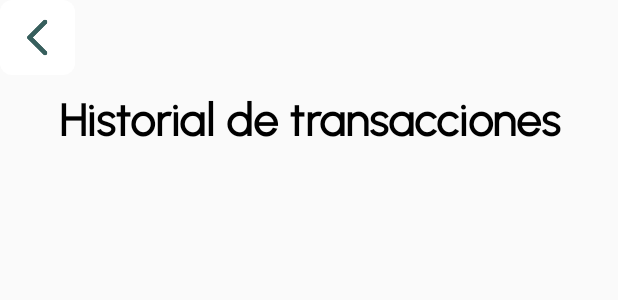
After one commit to JPchipres/appmaquitia, an Android app: the layout activity_historial_donador.xml on its own in the app's theme, with its tools: preview values and no code run, on a phone screen of 412 x 824 dp. The commit adds this screen. Shown: the top 300 px of the screen. Run offline under Robolectric (Android 15) with nearby library versions, the phone set to English and light mode, and no system bars.

Commit message:
#Lista de transacciones terminada

```diff
--- a/app/src/main/AndroidManifest.xml
+++ b/app/src/main/AndroidManifest.xml
@@ -21,6 +21,9 @@
         android:theme="@style/Theme.Appmaquitia"
         android:usesCleartextTraffic="true"
         tools:targetApi="31">
+        <activity
+            android:name=".historialDonador"
+            android:exported="false" />
         <activity
             android:name=".pagoexitoso"
             android:exported="false" />
--- /dev/null
+++ b/app/src/main/res/layout/activity_historial_donador.xml
@@ -0,0 +1,60 @@
+<?xml version="1.0" encoding="utf-8"?>
+<RelativeLayout xmlns:android="http://schemas.android.com/apk/res/android"
+    xmlns:app="http://schemas.android.com/apk/res-auto"
+    xmlns:tools="http://schemas.android.com/tools"
+    android:layout_width="match_parent"
+    android:layout_height="match_parent"
+    tools:context=".historialDonador">
+        <TextView
+            android:layout_marginTop="10dp"
+            android:id="@+id/titulo"
+            android:layout_width="match_parent"
+            android:layout_height="wrap_content"
+            android:layout_below="@+id/l1"
+            android:text="Historial de transacciones"
+            android:textSize="30dp"
+            android:textColor="@color/black"
+            android:fontFamily="@font/urbanist"
+            android:textStyle="bold"
+            android:textAlignment="center"/>
+        <LinearLayout
+            android:id="@+id/l1"
+            android:layout_width="match_parent"
+            android:orientation="vertical"
+            android:layout_height="50dp"
+            android:padding="0dp"
+            >
+
+                <ImageButton
+                    android:id="@+id/btn_back"
+                    android:layout_width="50dp"
+                    android:layout_height="wrap_content"
+                    android:src="@drawable/back"
+                    android:textSize="20dp"
+                    android:scaleType="fitCenter"
+                    android:padding="10dp"
+                    android:background="@drawable/backbutton"/>
+
+        </LinearLayout>
+        <LinearLayout
+            android:layout_width="match_parent"
+            android:layout_height="match_parent"
+            android:layout_below="@+id/titulo"
+                android:orientation="vertical">
+                <ScrollView
+                    android:id="@+id/scroll"
+                    android:layout_width="match_parent"
+                    android:layout_height="match_parent"
+                    android:layout_below="@id/titulo"
+                    android:fillViewport="true"
+                    android:layout_marginTop="3dp">
+
+                        <ListView
+                            android:id="@+id/List"
+                            android:layout_width="match_parent"
+                            android:layout_height="match_parent" />
+                </ScrollView>
+
+        </LinearLayout>
+
+</RelativeLayout>
```
Also changed, not shown: app/src/main/java/com/example/appmaquitia/adaptadores/TransaccionAdapter.java (added, +62 -0 lines), app/src/main/java/com/example/appmaquitia/historialDonador.java (added, +85 -0 lines), app/src/main/java/com/example/appmaquitia/modelos/Transaccion.java (+59 -0 lines), app/src/main/java/com/example/appmaquitia/perfil_donador.java (+11 -23 lines), app/src/main/res/layout/cardtransaccion.xml (added, +51 -0 lines), app/src/main/res/layout/popup.xml (+8 -13 lines).
